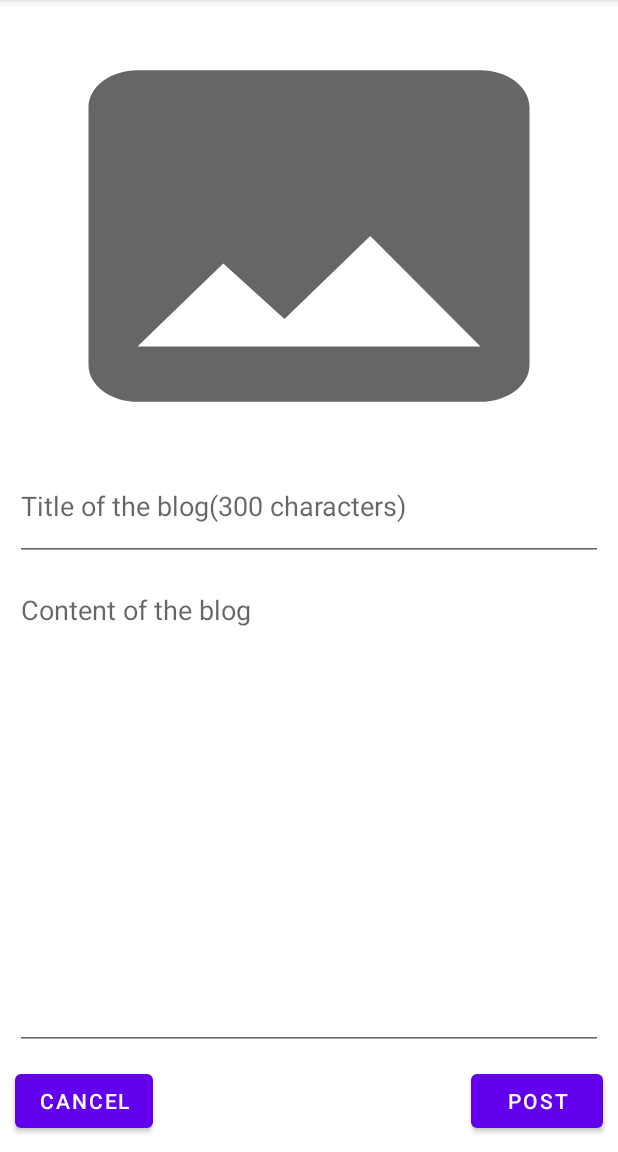
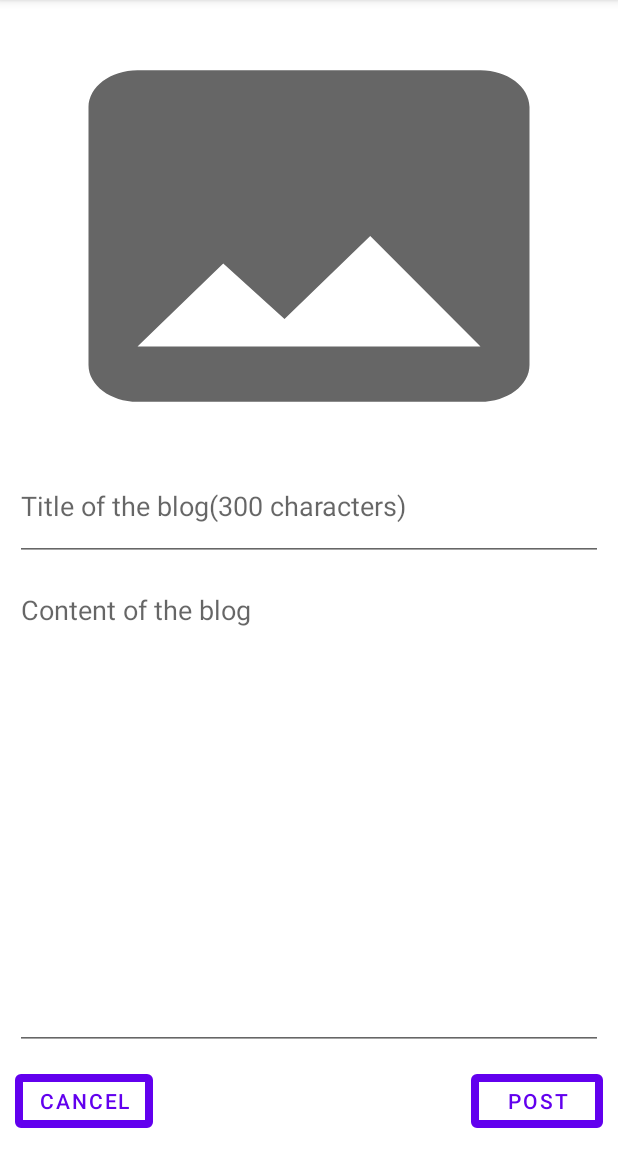
Before and after one commit to AyushTripathi28/Horizon, an Android app: the AddPostFragment screen opened through its navigation route, on a phone screen of 412 x 824 dp, the part 84-1236 px from its top. Run offline under Robolectric (Android 15) with nearby library versions, the phone set to English and light mode, and no system bars; our stand-ins replace Dagger/Hilt's generated code, Firebase (no records; nobody signed in at launch, a user with empty details on screens opened directly), navigation-ui, paging; libraries missing offline, so code that uses them is left out: androidx.hilt.lifecycle.

Commit message:
All posts pagination implemented

```diff
--- a/app/src/main/java/com/example/horizon/di/FirebaseModule.kt
+++ b/app/src/main/java/com/example/horizon/di/FirebaseModule.kt
@@ -1,6 +1,8 @@
 package com.example.horizon.di
 
+import com.example.horizon.utils.AllPostsPagingSource
 import com.google.firebase.auth.ktx.auth
+import com.google.firebase.firestore.FirebaseFirestore
 import com.google.firebase.firestore.ktx.firestore
 import com.google.firebase.ktx.Firebase
 import com.google.firebase.storage.ktx.storage
@@ -25,4 +27,8 @@ object FirebaseModule {
     @Singleton
     @Provides
     fun providesFirebaseStorage() = Firebase.storage
+
+    @Singleton
+    @Provides
+    fun providesAllPostsPagingSource(firestore: FirebaseFirestore) = AllPostsPagingSource(firestore.collection("AllPosts"))
 }
--- a/app/src/main/java/com/example/horizon/repository/MainRepository.kt
+++ b/app/src/main/java/com/example/horizon/repository/MainRepository.kt
@@ -7,6 +7,7 @@ import com.example.horizon.models.CurrentUser
 import com.example.horizon.response.LoginResponse
 import com.example.horizon.response.PostUploadResponse
 import com.example.horizon.response.SignUpResponse
+import com.example.horizon.utils.AllPostsPagingSource
 import com.example.horizon.utils.CurrentUserDetails
 import com.google.firebase.auth.FirebaseAuth
 import com.google.firebase.firestore.FirebaseFirestore
@@ -20,7 +21,8 @@ import javax.inject.Inject
 class MainRepository @Inject constructor(
         private val auth: FirebaseAuth,
         fireStore: FirebaseFirestore,
-        storage: FirebaseStorage
+        storage: FirebaseStorage,
+        private val allPostsPagingSource: AllPostsPagingSource
 ) {
 
     private val userCollectionRef = fireStore.collection("Users")
@@ -96,4 +98,6 @@ class MainRepository @Inject constructor(
         Log.d("MainRepo", "Image and post update error is : ${error.message}")
         emit(PostUploadResponse.PostUploadError("Something went wrong while uploading"))
     }
+
+    fun getAllPostsRepository() = allPostsPagingSource
 }
--- a/app/src/main/java/com/example/horizon/ui/fragments/AddPostFragment.kt
+++ b/app/src/main/java/com/example/horizon/ui/fragments/AddPostFragment.kt
@@ -69,7 +69,6 @@ class AddPostFragment : Fragment(R.layout.fragment_write_blog) {
                     }
                 }
             }
-
         }
     }
 
--- a/app/src/main/java/com/example/horizon/ui/fragments/AllPostsFragment.kt
+++ b/app/src/main/java/com/example/horizon/ui/fragments/AllPostsFragment.kt
@@ -4,12 +4,50 @@ import android.os.Bundle
 import android.util.Log
 import android.view.View
 import androidx.fragment.app.Fragment
+import androidx.fragment.app.viewModels
+import androidx.recyclerview.widget.LinearLayoutManager
 import com.example.horizon.R
+import com.example.horizon.adapters.AllPostsAdapter
+import com.example.horizon.databinding.FragmentAllPostsBinding
+import com.example.horizon.utils.DifferCallBack
+import com.example.horizon.viewmodel.MainViewModel
+import dagger.hilt.android.AndroidEntryPoint
+import kotlinx.coroutines.CoroutineScope
+import kotlinx.coroutines.Dispatchers
+import kotlinx.coroutines.flow.collect
+import kotlinx.coroutines.launch
 
+@AndroidEntryPoint
 class AllPostsFragment : Fragment(R.layout.fragment_all_posts) {
+
+    private lateinit var viewBinding: FragmentAllPostsBinding
+    private val viewModel: MainViewModel by viewModels()
+    private val adapter by lazy { AllPostsAdapter(DifferCallBack()) }
 
     override fun onViewCreated(view: View, savedInstanceState: Bundle?) {
         super.onViewCreated(view, savedInstanceState)
         Log.d("AllPostFragment", "Created")
+        viewBinding = FragmentAllPostsBinding.bind(view)
+
+        setUpAllPostRecyclerView()
+//        viewModel.allPostsLiveData.observe(viewLifecycleOwner,{
+//            Log.d("AllPostFragment", "Observing start")
+//            CoroutineScope(Dispatchers.Main).launch {
+//                Log.d("AllPostFragment", "Just before submitting, the data is $it")
+//                adapter.submitData(it)
+//            }
+//        })
+
+        CoroutineScope(Dispatchers.Main).launch {
+            viewModel.allPostsLiveData.collect {
+                Log.d("AllPostFragment", "Collection start")
+                adapter.submitData(it)
+            }
+        }
+    }
+
+    private fun setUpAllPostRecyclerView(){
+        viewBinding.rvAllPosts.layoutManager = LinearLayoutManager(requireContext())
+        viewBinding.rvAllPosts.adapter = adapter
     }
 }
--- /dev/null
+++ b/app/src/main/java/com/example/horizon/utils/AllPostsPagingSource.kt
@@ -0,0 +1,44 @@
+package com.example.horizon.utils
+
+import android.util.Log
+import androidx.paging.PagingSource
+import com.example.horizon.models.UploadedPosts
+import com.google.firebase.firestore.CollectionReference
+import com.google.firebase.firestore.Query
+import com.google.firebase.firestore.QuerySnapshot
+import kotlinx.coroutines.tasks.await
+import java.lang.Exception
+
+class AllPostsPagingSource(private val postsCollectionReference: CollectionReference) : PagingSource<QuerySnapshot, UploadedPosts>() {
+
+    override suspend fun load(params: LoadParams<QuerySnapshot>): LoadResult<QuerySnapshot, UploadedPosts> {
+        Log.d("AllPostFragment", "In load function")
+        return try {
+            val currentPage = params.key?:postsCollectionReference
+                .limit(20L)
+                .orderBy("createdAt", Query.Direction.DESCENDING)
+                .get()
+                .await()
+
+            val lastDocumentSnapshot = currentPage.documents[currentPage.size() - 1]
+
+            val nextPage = postsCollectionReference
+                .limit(20L)
+                .orderBy("createdAt", Query.Direction.DESCENDING)
+                .startAfter(lastDocumentSnapshot)
+                .get()
+                .await()
+
+            Log.d("AllPostFragment", "Returning success, the result is ${currentPage.toObjects(UploadedPosts::class.java)}")
+            LoadResult.Page(
+                currentPage.toObjects(UploadedPosts::class.java),
+                null,
+                nextPage
+            )
+
+        }catch (e: Exception){
+            Log.d("AllPostFragment", "Load catch block, the exception is ${e.message}")
+            LoadResult.Error(e)
+        }
+    }
+}
--- /dev/null
+++ b/app/src/main/java/com/example/horizon/utils/DifferCallBack.kt
@@ -0,0 +1,14 @@
+package com.example.horizon.utils
+
+import androidx.recyclerview.widget.DiffUtil
+import com.example.horizon.models.UploadedPosts
+
+class DifferCallBack : DiffUtil.ItemCallback<UploadedPosts>() {
+    override fun areItemsTheSame(oldItem: UploadedPosts, newItem: UploadedPosts): Boolean {
+        return oldItem.imgUrl == newItem.imgUrl
+    }
+
+    override fun areContentsTheSame(oldItem: UploadedPosts, newItem: UploadedPosts): Boolean {
+        return oldItem == newItem
+    }
+}
--- a/app/src/main/java/com/example/horizon/viewmodel/MainViewModel.kt
+++ b/app/src/main/java/com/example/horizon/viewmodel/MainViewModel.kt
@@ -4,6 +4,8 @@ import android.net.Uri
 import android.util.Log
 import androidx.hilt.lifecycle.ViewModelInject
 import androidx.lifecycle.ViewModel
+import androidx.paging.Pager
+import androidx.paging.PagingConfig
 import com.example.horizon.repository.MainRepository
 import com.example.horizon.response.LoginResponse
 import com.example.horizon.response.PostUploadResponse
@@ -16,6 +18,11 @@ import kotlinx.coroutines.withContext
 class MainViewModel @ViewModelInject constructor(
         private val repository: MainRepository
 ) : ViewModel() {
+
+    val allPostsLiveData = Pager(PagingConfig(20)){
+        Log.d("AllPostsViewModel", "In pages before calling repo method")
+        repository.getAllPostsRepository()
+    }.flow
 
     fun getCurrentUserViewModel() = repository.getCurrentUserRepository()
 
@@ -66,7 +73,7 @@ class MainViewModel @ViewModelInject constructor(
         }
     }
 
-    suspend fun uploadNewPostViewModel(title: String, content: String, imgUri: Uri?) = flow<PostUploadResponse> {
+    suspend fun uploadNewPostViewModel(title: String, content: String, imgUri: Uri?) = flow {
         emit(PostUploadResponse.PostUploadLoading)
         when {
             title.isEmpty() or content.isEmpty() -> {
@@ -90,4 +97,5 @@ class MainViewModel @ViewModelInject constructor(
             }
         }
     }
+
 }
--- a/app/src/main/res/layout/fragment_write_blog.xml
+++ b/app/src/main/res/layout/fragment_write_blog.xml
@@ -34,7 +34,7 @@
         android:ems="10"
         android:gravity="start|top"
         android:hint="Title of the blog(300 characters)"
-        android:inputType="textMultiLine"
+        android:inputType="textMultiLine|textCapSentences"
         android:maxLength="300"
         app:layout_constraintBottom_toTopOf="@+id/guideline2"
         app:layout_constraintEnd_toEndOf="parent"
@@ -50,7 +50,7 @@
         android:ems="10"
         android:gravity="start|top"
         android:hint="Content of the blog"
-        android:inputType="textMultiLine"
+        android:inputType="textMultiLine|textCapSentences"
         app:layout_constraintBottom_toTopOf="@+id/btnUpload"
         app:layout_constraintEnd_toEndOf="parent"
         app:layout_constraintStart_toStartOf="parent"
@@ -63,7 +63,10 @@
         android:layout_margin="10dp"
         android:text="Cancel"
         app:layout_constraintBottom_toBottomOf="parent"
-        app:layout_constraintStart_toStartOf="parent" />
+        app:layout_constraintStart_toStartOf="parent"
+        style="?attr/materialButtonOutlinedStyle"
+        app:strokeWidth="5dp"
+        app:strokeColor="@color/purple_500"/>
 
     <Button
         android:id="@+id/btnUpload"
@@ -72,7 +75,10 @@
         android:layout_margin="10dp"
         android:text="Post"
         app:layout_constraintBottom_toBottomOf="parent"
-        app:layout_constraintEnd_toEndOf="parent" />
+        app:layout_constraintEnd_toEndOf="parent"
+        style="?attr/materialButtonOutlinedStyle"
+        app:strokeWidth="5dp"
+        app:strokeColor="@color/purple_500"/>
 
     <androidx.constraintlayout.widget.Guideline
         android:id="@+id/guideline2"
```
Also changed, not shown: app/build.gradle (+8 -2 lines), app/src/main/java/com/example/horizon/adapters/AllPostsAdapter.kt (added, +39 -0 lines), app/src/main/java/com/example/horizon/models/UploadedPosts.kt (added, +11 -0 lines), app/src/main/res/layout/fragment_all_posts.xml (+7 -8 lines), app/src/main/res/layout/individual_post_item.xml (added, +74 -0 lines).
